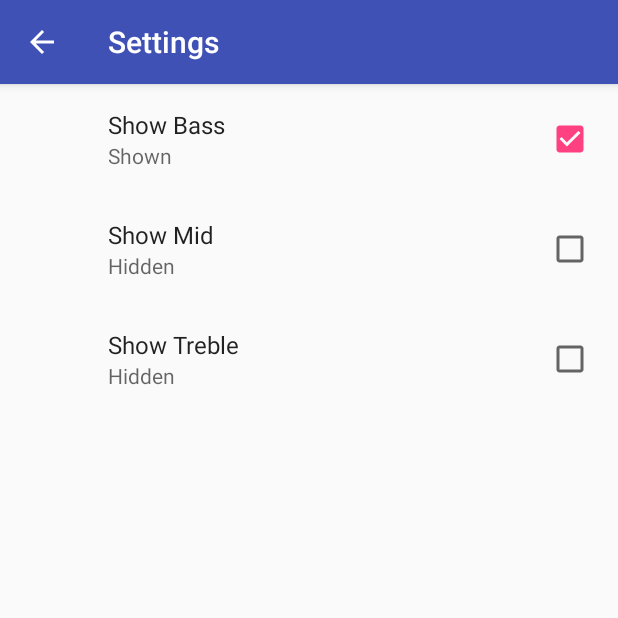
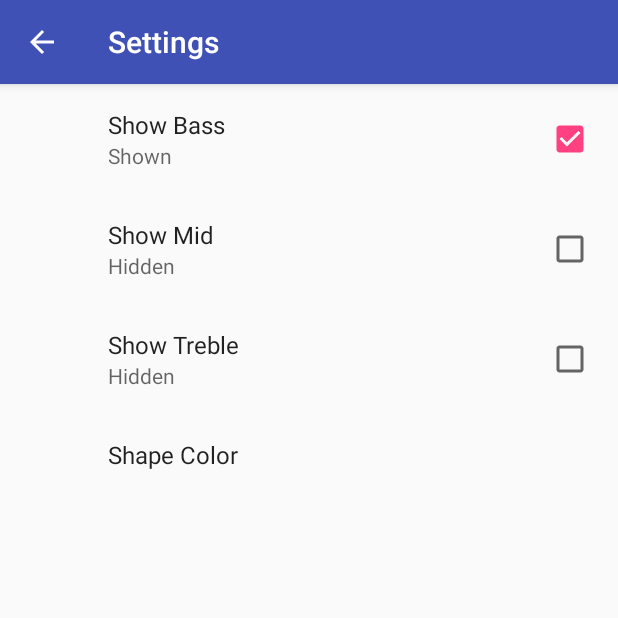
Before and after one commit to emulatalk1/VisualizerPreferences, an Android app: the screen it shows after launch (SettingsActivity), in the options menu, after a tap on "Settings", on a phone screen of 412 x 824 dp, the top half of it. Run offline under Robolectric (Android 15) with nearby library versions, the phone set to English and light mode, and no system bars; our stand-ins replace androidx.preference; 1 statement that could not run was skipped.

```diff
--- a/app/src/main/java/com/vnspectre/visualizerpreferences/VisualizerActivity.java
+++ b/app/src/main/java/com/vnspectre/visualizerpreferences/VisualizerActivity.java
@@ -44,10 +44,15 @@ public class VisualizerActivity extends AppCompatActivity implements SharedPrefe
         mVisualizerView.setShowMid(sharedPreferences.getBoolean(getString(R.string.pref_show_mid_range_key), getResources().getBoolean(R.bool.pref_show_mid_range_default)));
         mVisualizerView.setShowTreble(sharedPreferences.getBoolean(getString(R.string.pref_show_treble_key), getResources().getBoolean(R.bool.pref_show_treble_default)));
         mVisualizerView.setMinSizeScale(1);
-        mVisualizerView.setColor(getString(R.string.pref_color_red_value));
+        //mVisualizerView.setColor(getString(R.string.pref_color_red_value));
+        loadColorFromPreferences(sharedPreferences);
 
         // Register the listener
         sharedPreferences.registerOnSharedPreferenceChangeListener(this);
+    }
+
+    private void loadColorFromPreferences(SharedPreferences sharedPreferences) {
+        mVisualizerView.setColor(sharedPreferences.getString(getString(R.string.pref_color_key), getString(R.string.pref_color_red_value)));
     }
 
     /**
@@ -148,6 +153,8 @@ public class VisualizerActivity extends AppCompatActivity implements SharedPrefe
             mVisualizerView.setShowMid(sharedPreferences.getBoolean(getString(R.string.pref_show_mid_range_key), getResources().getBoolean(R.bool.pref_show_mid_range_default)));
         } else if (key.equals(getString(R.string.pref_show_treble_key))) {
             mVisualizerView.setShowTreble(sharedPreferences.getBoolean(getString(R.string.pref_show_treble_key), getResources().getBoolean(R.bool.pref_show_treble_default)));
+        } else if (key.equals(getString(R.string.pref_color_key))) {
+            loadColorFromPreferences(sharedPreferences);
         }
     }
 
--- /dev/null
+++ b/app/src/main/res/values/arrays.xml
@@ -0,0 +1,14 @@
+<?xml version="1.0" encoding="utf-8"?>
+<resources>
+    <array name="pref_color_option_labels">
+        <item>@string/pref_color_label_red</item>
+        <item>@string/pref_color_label_blue</item>
+        <item>@string/pref_color_label_green</item>
+    </array>
+
+    <array name="pref_color_option_values">
+        <item>@string/pref_color_red_value</item>
+        <item>@string/pref_color_blue_value</item>
+        <item>@string/pref_color_green_value</item>
+    </array>
+</resources>
--- a/app/src/main/res/values/strings.xml
+++ b/app/src/main/res/values/strings.xml
@@ -20,6 +20,14 @@
     <string name="pref_show_true">Shown</string>
     <string name="pref_show_false">Hidden</string>
 
+    <!-- Summary for ListPreferences -->
+    <string name="pref_color_label">Shape Color</string>
+    <string name="pref_color_label_red">Red</string>
+    <string name="pref_color_label_blue">Blue</string>
+    <string name="pref_color_label_green">Green</string>
+
+    <string name="pref_color_key" translatable="false">color</string>
+
     <!-- Value in SharedPreferences for red color option -->
     <string name="pref_color_red_value" translatable="false">red</string>
 
--- a/app/src/main/res/xml/pref_visualizer.xml
+++ b/app/src/main/res/xml/pref_visualizer.xml
@@ -22,4 +22,10 @@
         android:title="@string/pref_show_treble_label"
         android:key="@string/pref_show_treble_key"/>
 
+    <ListPreference
+        android:defaultValue="@string/pref_color_red_value"
+        android:entries="@array/pref_color_option_labels"
+        android:entryValues="@array/pref_color_option_values"
+        android:key="@string/pref_color_key"
+        android:title="@string/pref_color_label"/>
 </PreferenceScreen>
```
